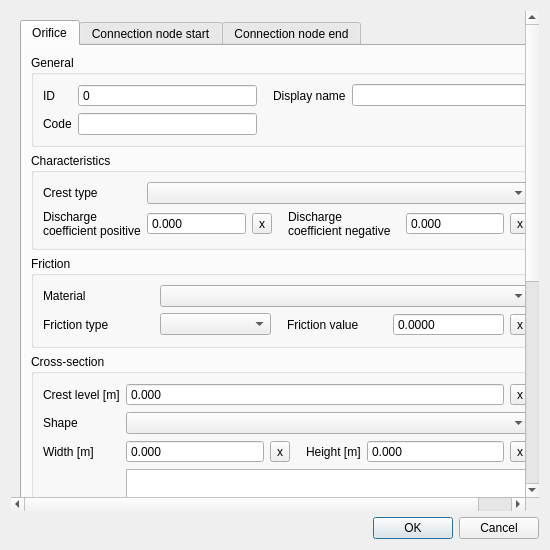
This is threedi_schematisation_editor/forms/ui/orifice.ui in nens/threedi-schematisation-editor as Qt 5 draws it before an edit. The edited form follows.
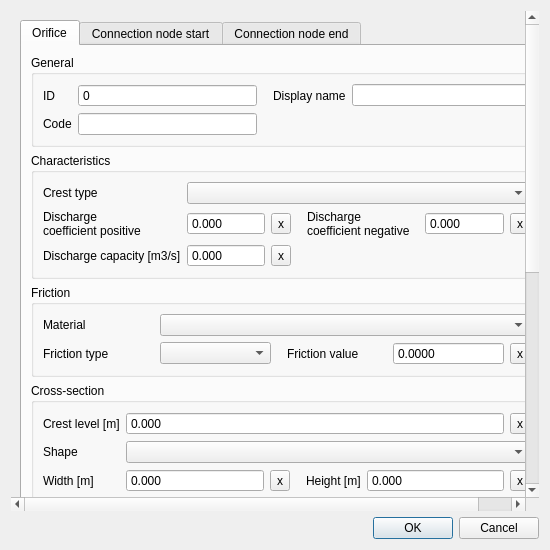
This is the edited form.

Commit message: Orifice discharge capacity (#488)

Patch:
```diff
--- a/threedi_schematisation_editor/forms/ui/orifice.ui
+++ b/threedi_schematisation_editor/forms/ui/orifice.ui
@@ -603,6 +603,60 @@
                 </property>
                </widget>
               </item>
+               <item row="2" column="0">
+                <widget class="QLabel" name="label_discharge_capacity">
+                 <property name="locale">
+                  <locale language="English" country="UnitedStates"/>
+                 </property>
+                  <property name="text">
+                   <string>Discharge capacity [m3/s]</string>
+                  </property>
+                 <property name="alignment">
+                  <set>Qt::AlignLeading|Qt::AlignLeft|Qt::AlignVCenter</set>
+                 </property>
+                 <property name="indent">
+                  <number>-1</number>
+                 </property>
+                </widget>
+               </item>
+               <item row="2" column="1">
+                <widget class="QDoubleSpinBox" name="discharge_capacity">
+                 <property name="sizePolicy">
+                  <sizepolicy hsizetype="Expanding" vsizetype="Fixed">
+                   <horstretch>0</horstretch>
+                   <verstretch>0</verstretch>
+                  </sizepolicy>
+                 </property>
+                 <property name="locale">
+                  <locale language="English" country="UnitedStates"/>
+                 </property>
+                 <property name="buttonSymbols">
+                  <enum>QAbstractSpinBox::NoButtons</enum>
+                 </property>
+                 <property name="decimals">
+                  <number>3</number>
+                 </property>
+                 <property name="maximum">
+                  <double>1000000.000000000000000</double>
+                 </property>
+                 <property name="showClearButton" stdset="0">
+                  <bool>true</bool>
+                 </property>
+                 <property name="clearValue" stdset="0">
+                  <bool>true</bool>
+                 </property>
+                 <property name="expressionsEnabled" stdset="0">
+                  <bool>true</bool>
+                 </property>
+                </widget>
+               </item>
+               <item row="2" column="2">
+                <widget class="QToolButton" name="discharge_capacity_clear">
+                 <property name="text">
+                  <string>x</string>
+                 </property>
+                </widget>
+               </item>
              </layout>
             </widget>
            </item>
```
Lines whose indentation alone changed are shown as unchanged. The commit also changes 4 other files.
